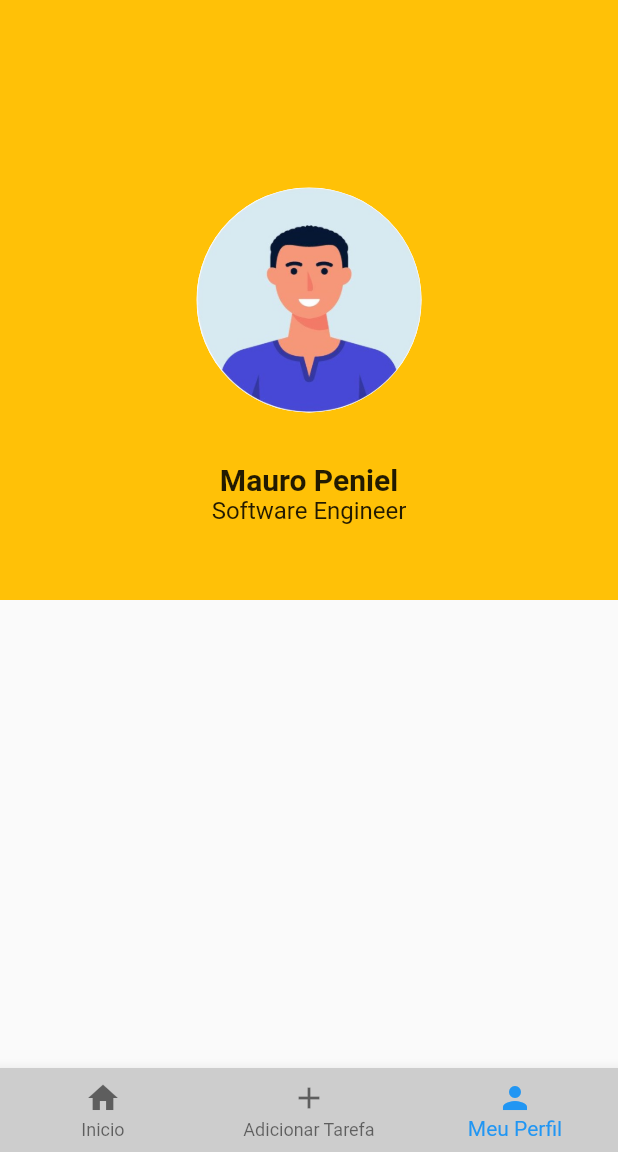
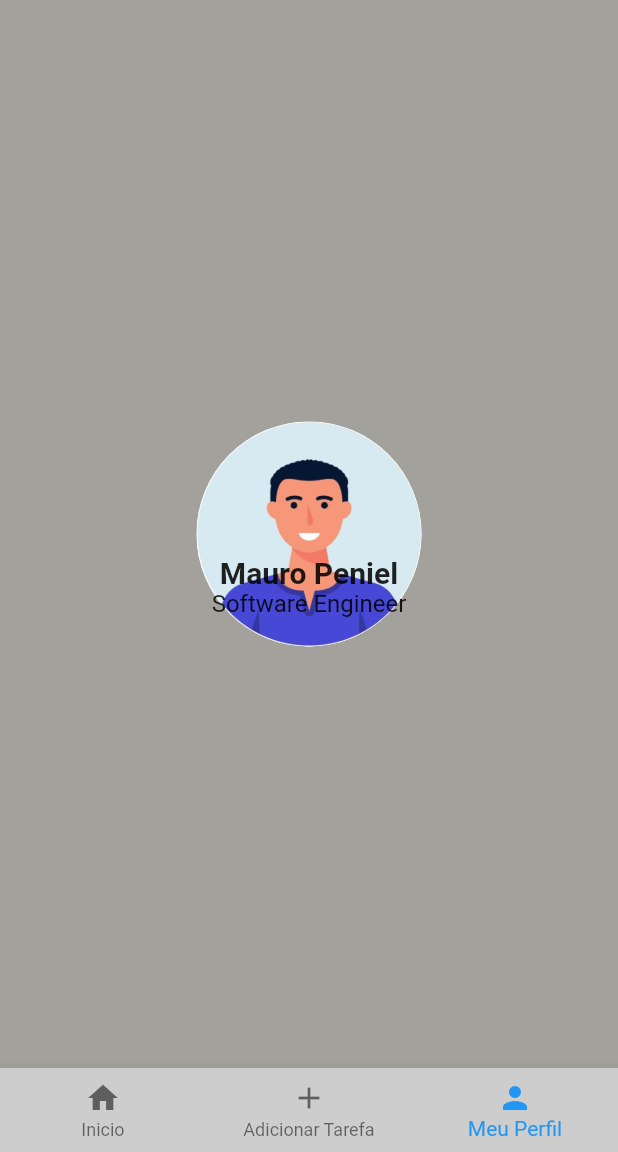
Before and after one commit to restenPiz/My_First_App-Flutter, a Flutter app: the screen it shows after launch, item 3 of the bottom bar chosen, on a phone screen of 412 x 824 dp, the part 84-1236 px from its top. Run offline on Flutter 3.47's test engine with Material 2 defaults, Android fonts, the phone set to English and light mode, and no system bars; network calls fail.

Commit message:
Some updates in my app

```diff
--- a/first_app/lib/screens/Profile.dart
+++ b/first_app/lib/screens/Profile.dart
@@ -1,18 +1,39 @@
-// ignore_for_file: prefer_const_constructors, prefer_const_literals_to_create_immutables
+// ignore_for_file: prefer_const_constructors, prefer_const_literals_to_create_immutables, dead_code
+import 'package:flutter/material.dart';
 
-import 'package:flutter/material.dart';
+void main() {
+  runApp(MyApp());
+}
+
+class MyApp extends StatelessWidget {
+  const MyApp({Key? key}) : super(key: key);
+
+  @override
+  Widget build(BuildContext context) {
+    return MaterialApp(
+      home: Scaffold(
+        appBar: AppBar(
+          title: Text('Profile'),
+        ),
+        body: Profile(),
+      ),
+    );
+  }
+}
 
 class Profile extends StatelessWidget {
   const Profile({Key? key}) : super(key: key);
 
   @override
   Widget build(BuildContext context) {
-    return Container(
-      color: Color.fromARGB(255, 235, 235, 235),
-      child: Container(
+    return Scaffold(
+      backgroundColor: Color.fromARGB(255, 235, 235, 235),
+      body: Stack(
+        children: [
+          Container(
             width: double.infinity,
-        height: 400,
-        color: Colors.amber,
+            height: 900,
+            color: const Color.fromARGB(255, 162, 161, 155),
             child: Stack(
               alignment: Alignment.center,
               children: [
@@ -29,7 +50,7 @@ class Profile extends StatelessWidget {
                   ),
                 ),
                 Positioned(
-              bottom: 50,
+                  bottom: 300,
                   child: Column(
                     children: [
                       Text(
@@ -51,6 +72,8 @@ class Profile extends StatelessWidget {
               ],
             ),
           ),
+        ],
+      ),
     );
   }
 }
```
Lines whose indentation alone changed are shown as unchanged.
